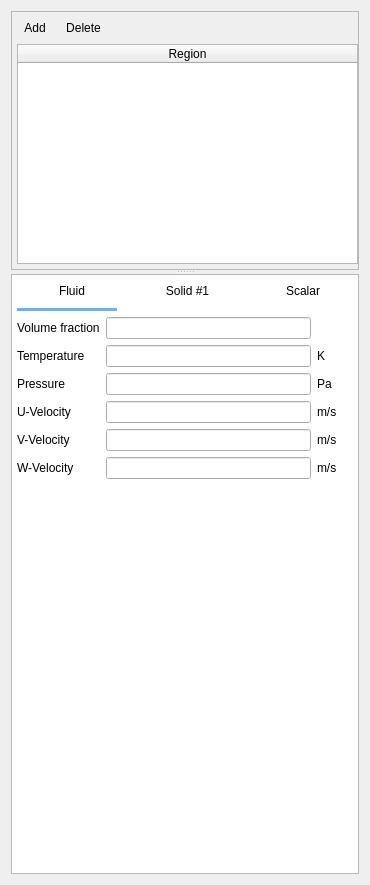
Old version of the form gui/uifiles/initial_conditions.ui in the repository truongd8593/mfix.
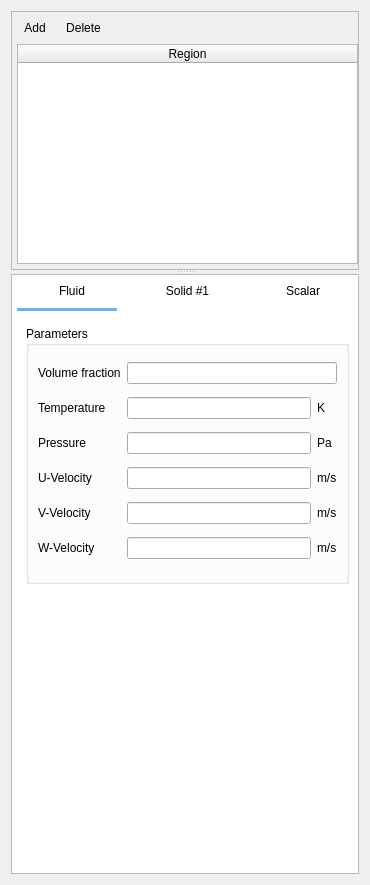
New version of the form.

Commit message: work on initial conditions pane

Diff of the .ui file:
```diff
--- a/gui/uifiles/initial_conditions.ui
+++ b/gui/uifiles/initial_conditions.ui
@@ -206,103 +206,116 @@
          </widget>
         </item>
         <item>
+         <widget class="QStackedWidget" name="stackedwidget">
+          <widget class="QWidget" name="page_fluid" native="true">
          <layout class="QGridLayout" name="gridLayout">
           <item row="1" column="0" colspan="2">
+             <widget class="QGroupBox" name="groupBox">
+              <property name="title">
+               <string>Parameters</string>
+              </property>
+              <layout class="QGridLayout" name="gridLayout_2">
+               <item row="0" column="0">
+                <widget class="QLabel" name="label">
+                 <property name="text">
+                  <string>Volume fraction</string>
+                 </property>
+                </widget>
+               </item>
+               <item row="0" column="1" colspan="2">
+                <widget class="QLineEdit" name="lineEdit"/>
+               </item>
+               <item row="1" column="0">
            <widget class="QLabel" name="label_2">
             <property name="text">
              <string>Temperature</string>
             </property>
            </widget>
           </item>
-          <item row="1" column="7">
+               <item row="1" column="1">
+                <widget class="QLineEdit" name="lineEdit_2"/>
+               </item>
+               <item row="1" column="2">
            <widget class="QLabel" name="label_3">
             <property name="text">
              <string>K</string>
             </property>
            </widget>
           </item>
-          <item row="3" column="0" colspan="2">
-           <widget class="QLabel" name="label_4">
-            <property name="text">
-             <string>U-Velocity</string>
-            </property>
-           </widget>
-          </item>
-          <item row="4" column="0" colspan="2">
-           <widget class="QLabel" name="label_8">
-            <property name="text">
-             <string>V-Velocity</string>
-            </property>
-           </widget>
-          </item>
-          <item row="5" column="0" colspan="2">
-           <widget class="QLabel" name="label_10">
-            <property name="text">
-             <string>W-Velocity</string>
-            </property>
-           </widget>
-          </item>
-          <item row="0" column="0" colspan="2">
-           <widget class="QLabel" name="label">
-            <property name="text">
-             <string>Volume fraction</string>
-            </property>
-           </widget>
-          </item>
-          <item row="1" column="2" colspan="5">
-           <widget class="QLineEdit" name="lineEdit_2"/>
-          </item>
-          <item row="0" column="2" colspan="5">
-           <widget class="QLineEdit" name="lineEdit"/>
-          </item>
-          <item row="2" column="0" colspan="2">
+               <item row="2" column="0">
            <widget class="QLabel" name="label_5">
             <property name="text">
              <string>Pressure</string>
             </property>
            </widget>
           </item>
-          <item row="2" column="7">
+               <item row="2" column="1">
+                <widget class="QLineEdit" name="lineEdit_3"/>
+               </item>
+               <item row="2" column="2">
            <widget class="QLabel" name="label_6">
             <property name="text">
              <string>Pa</string>
             </property>
            </widget>
           </item>
-          <item row="2" column="2" colspan="5">
-           <widget class="QLineEdit" name="lineEdit_3"/>
-          </item>
-          <item row="3" column="7">
-           <widget class="QLabel" name="label_7">
+               <item row="3" column="0">
+                <widget class="QLabel" name="label_4">
             <property name="text">
-             <string>m/s</string>
+                  <string>U-Velocity</string>
             </property>
            </widget>
           </item>
-          <item row="3" column="2" colspan="5">
+               <item row="3" column="1">
            <widget class="QLineEdit" name="lineEdit_4"/>
           </item>
-          <item row="4" column="7">
-           <widget class="QLabel" name="label_9">
+               <item row="3" column="2">
+                <widget class="QLabel" name="label_7">
             <property name="text">
              <string>m/s</string>
             </property>
            </widget>
           </item>
-          <item row="4" column="2" colspan="5">
+               <item row="4" column="0">
+                <widget class="QLabel" name="label_8">
+                 <property name="text">
+                  <string>V-Velocity</string>
+                 </property>
+                </widget>
+               </item>
+               <item row="4" column="1">
            <widget class="QLineEdit" name="lineEdit_5"/>
           </item>
-          <item row="5" column="7">
-           <widget class="QLabel" name="label_11">
+               <item row="4" column="2">
+                <widget class="QLabel" name="label_9">
             <property name="text">
              <string>m/s</string>
             </property>
            </widget>
           </item>
-          <item row="5" column="2" colspan="5">
+               <item row="5" column="0">
+                <widget class="QLabel" name="label_10">
+                 <property name="text">
+                  <string>W-Velocity</string>
+                 </property>
+                </widget>
+               </item>
+               <item row="5" column="1">
            <widget class="QLineEdit" name="lineEdit_6"/>
           </item>
-         </layout>
+               <item row="5" column="2">
+                <widget class="QLabel" name="label_11">
+                 <property name="text">
+                  <string>m/s</string>
+                 </property>
+                </widget>
+               </item>
+              </layout>
+             </widget>
+            </item>
+           </layout>
+          </widget>
+         </widget>
         </item>
         <item>
          <spacer name="verticalSpacer">
@@ -312,7 +325,7 @@
           <property name="sizeHint" stdset="0">
            <size>
             <width>20</width>
-            <height>363</height>
+            <height>40</height>
            </size>
           </property>
          </spacer>
```
Left out of the diff: 23 changed lines with no effect on the pictures. Lines whose indentation alone changed are shown as unchanged. The commit also changes 3 other files.
